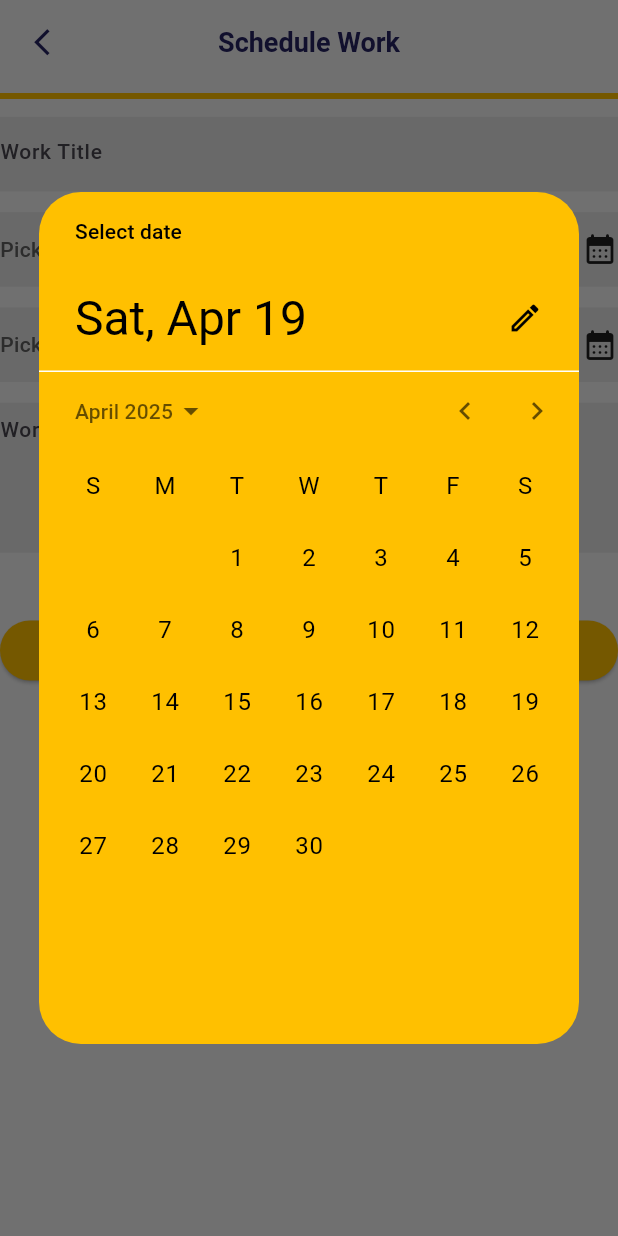
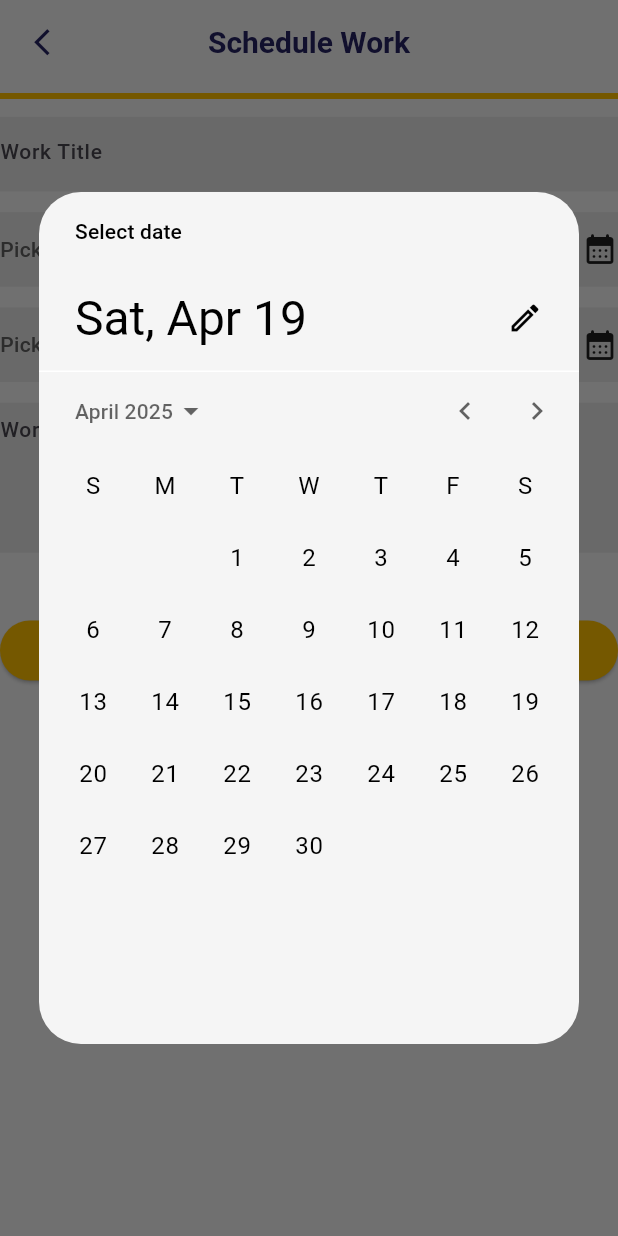
Before and after one commit to Neeshan-hub/Build-Master, a Flutter app: the ScheduleWork screen opened directly with empty values, after a tap on "Pick a Start Date", on a phone screen of 412 x 824 dp. Run offline on Flutter 3.47's test engine with Material 3 defaults, Android fonts, the phone set to English and light mode, and no system bars; our stand-ins replace bloc, bot_toast, carousel_indicator, carousel_slider, cloud_firestore, dropdown_button2 and 10 more; missing offline and left inert: iconify_flutter, syncfusion_flutter_pdf, syncfusion_flutter_signaturepad; accounts and stored records are empty.

Commit message:
minor ui changes

```diff
--- a/lib/presentation/includes/appbar.dart
+++ b/lib/presentation/includes/appbar.dart
@@ -27,7 +27,7 @@ class CustomAppbar {
             title,
             style: TextStyle(
               color: AppColors.blue,
-              fontSize: 18,
+              fontSize: 20,
               fontWeight: FontWeight.w700,
             ),
           ),
--- a/lib/presentation/includes/horizontal_site.dart
+++ b/lib/presentation/includes/horizontal_site.dart
@@ -107,7 +107,7 @@ class HorizontalSiteList extends StatelessWidget {
                                 crossAxisAlignment: CrossAxisAlignment.start,
                                 children: stocks.map((stock) {
                                   final stockData =
-                                  stock.data() as Map<String, dynamic>;
+                                      stock.data() as Map<String, dynamic>;
                                   final String itemName =
                                       stockData['itemname'] ?? 'Unknown Item';
                                   final String quantity =
@@ -118,7 +118,7 @@ class HorizontalSiteList extends StatelessWidget {
                                         vertical: 4.0),
                                     child: Row(
                                       mainAxisAlignment:
-                                      MainAxisAlignment.spaceBetween,
+                                          MainAxisAlignment.spaceBetween,
                                       children: [
                                         Text(
                                           itemName,
@@ -182,7 +182,6 @@ class HorizontalSiteList extends StatelessWidget {
                                 ),
                               ),
                             );
-
                           },
                         ),
                       ],
--- a/lib/presentation/includes/show_modal.dart
+++ b/lib/presentation/includes/show_modal.dart
@@ -188,11 +188,11 @@ class ShowCustomModal {
                 mainAxisAlignment: MainAxisAlignment.spaceAround,
                 children: [
                   CircleAvatar(
-                    radius: size.width / 8.2,
+                    radius: size.width / 11,
                     backgroundColor: AppColors.red,
                     child: Iconify(
                       FluentMdl2.sign_out,
-                      size: size.height / 90 * 6.76,
+                      size: size.height / 90 * 3.2,
                       color: AppColors.white,
                     ),
                   ),
--- a/lib/presentation/screens/workinprogress/schedule_work.dart
+++ b/lib/presentation/screens/workinprogress/schedule_work.dart
@@ -96,9 +96,9 @@ class _ScheduleWorkState extends State<ScheduleWork> {
                           return Theme(
                             data: ThemeData.light().copyWith(
                                 colorScheme: ColorScheme.dark(
-                              primary: AppColors.yellow,
+                              primary: AppColors.white,
                               onPrimary: Colors.black,
-                              surface: AppColors.yellow,
+                              surface: AppColors.white,
                               onSurface: Colors.black,
                             )),
                             child: child!,
@@ -157,9 +157,9 @@ class _ScheduleWorkState extends State<ScheduleWork> {
                           return Theme(
                             data: ThemeData.light().copyWith(
                                 colorScheme: ColorScheme.dark(
-                              primary: AppColors.yellow,
+                              primary: AppColors.white,
                               onPrimary: Colors.black,
-                              surface: AppColors.yellow,
+                              surface: AppColors.white,
                               onSurface: Colors.black,
                             )),
                             child: child!,
--- a/pubspec.yaml
+++ b/pubspec.yaml
@@ -39,7 +39,7 @@ dependencies:
   open_filex: ^4.3.2
   toggle_switch: ^2.0.1
   flutter_typeahead: ^5.2.0
-
+  url_launcher: ^6.3.1
 
 
 dev_dependencies:
```
Also changed, not shown: lib/presentation/screens/sites/add_site.dart (+6 -7 lines), lib/presentation/screens/sites/site_description.dart (+23 -11 lines), pubspec.lock, 2 other files.
